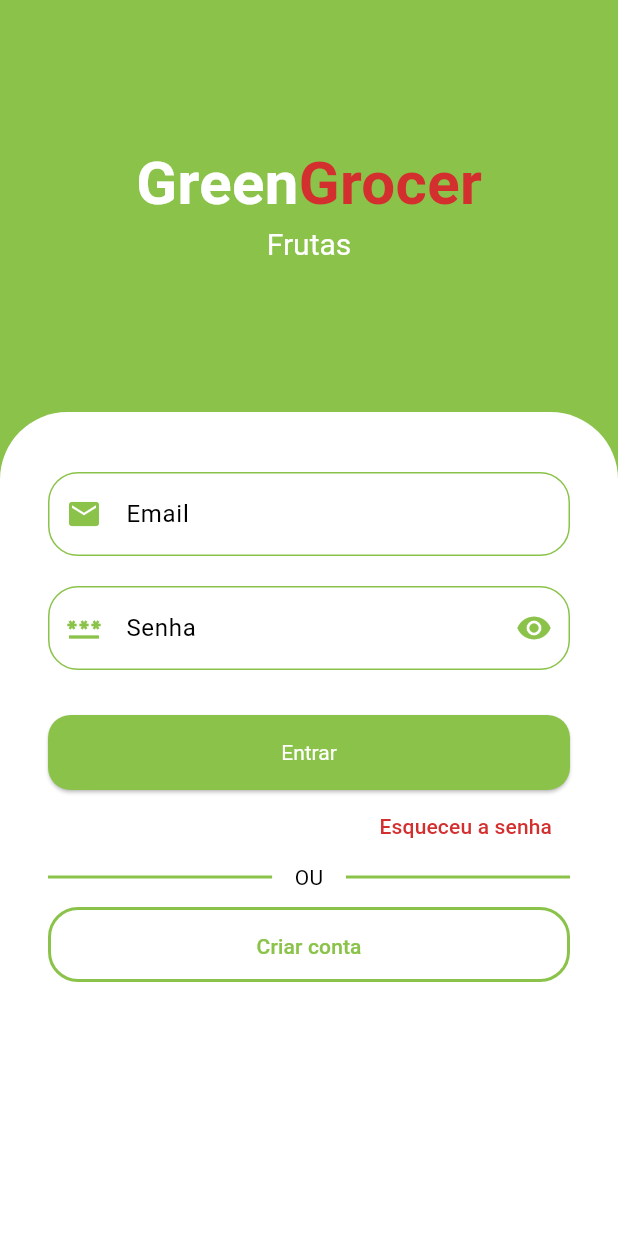
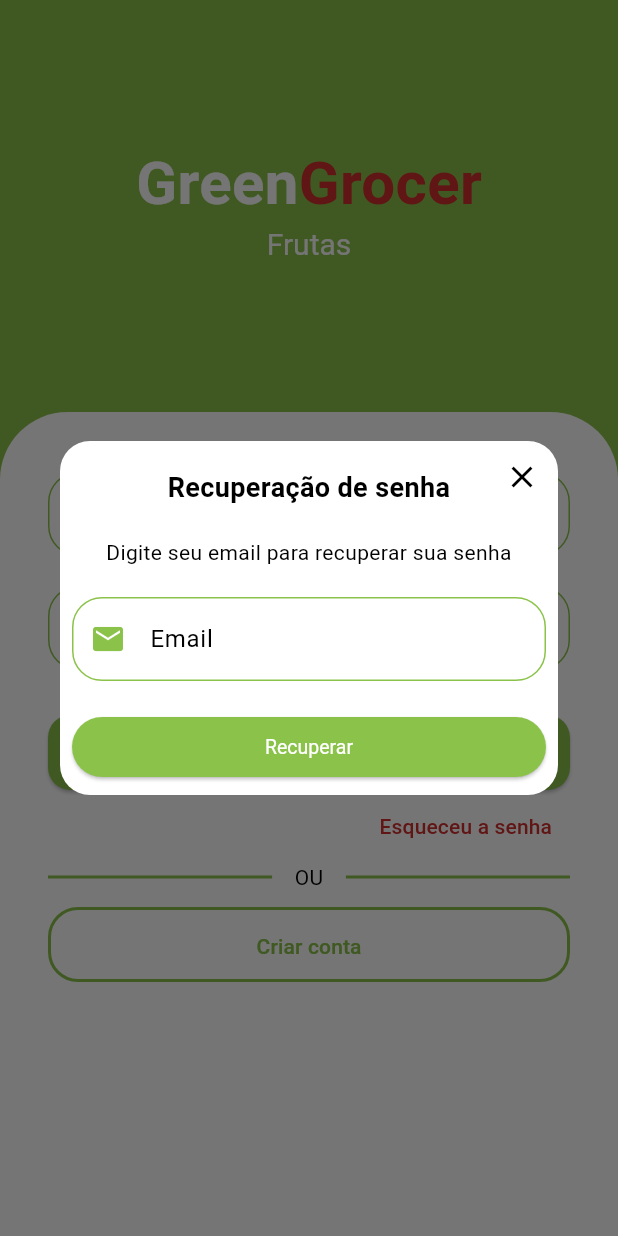
Before and after one commit to rasec23rj/greengrocer, a Flutter app: the screen it shows after launch, after a tap on "Esqueceu a senha", on a phone screen of 412 x 824 dp. Run offline on Flutter 3.47's test engine with Material 3 defaults, Android fonts, the phone set to English and light mode, and no system bars; drawn by our look-alikes of animated_text_kit; our stand-ins replace dio, flutter_secure_storage, fluttertoast, freezed_annotation, get, mask_text_input_formatter and 1 more; Roboto replaces fonts that are missing (Agne).

Commit message:
add esqueceu as senha

```diff
--- a/lib/src/components/custom_text_field.dart
+++ b/lib/src/components/custom_text_field.dart
@@ -10,6 +10,8 @@ class CustomTextField extends StatefulWidget {
   final TextEditingController? controller;
   final bool readOnly;
   String? Function(String?)? validator;
+  final GlobalKey<FormFieldState>? formFieldkey;
+
   CustomTextField({
     super.key,
     required this.label,
@@ -20,6 +22,7 @@ class CustomTextField extends StatefulWidget {
     this.controller,
     this.readOnly = false,
     this.validator,
+    this.formFieldkey,
   });
 
   @override
@@ -40,6 +43,7 @@ class _CustomTextFieldState extends State<CustomTextField> {
     return Column(
       children: [
         TextFormField(
+          key: widget.formFieldkey,
           readOnly: widget.readOnly,
           controller: widget.controller,
           decoration: InputDecoration(
--- a/lib/src/core/constants/endpoint.dart
+++ b/lib/src/core/constants/endpoint.dart
@@ -4,4 +4,5 @@ abstract class Endpoint {
   static const String signin = '$baseUrl/login';
   static const String signup = '$baseUrl/signup';
   static const String validateToken = '$baseUrl/validate-token';
+  static const String resetPassword = '$baseUrl/reset-password';
 }
--- a/lib/src/screens/auth/controller/auth_controller.dart
+++ b/lib/src/screens/auth/controller/auth_controller.dart
@@ -84,4 +84,8 @@ class AuthController extends GetxController {
       },
     );
   }
+
+  Future<void> resetPassword(String email) async {
+    await _authRepository.resetPassword(email);
+  }
 }
--- a/lib/src/screens/auth/repository/auth_repository.dart
+++ b/lib/src/screens/auth/repository/auth_repository.dart
@@ -47,4 +47,12 @@ class AuthRepository {
 
     return handleUserOrError(result);
   }
+
+  Future<void> resetPassword(String email) async {
+    await _httpManager.restRequest(
+      url: Endpoint.resetPassword,
+      method: HttpMethods.post,
+      body: {'email': email},
+    );
+  }
 }
--- /dev/null
+++ b/lib/src/screens/auth/view/forgot_password_dialog.dart
@@ -0,0 +1,95 @@
+import 'package:flutter/material.dart';
+import 'package:get/get.dart';
+import 'package:greengrocer/src/components/custom_text_field.dart';
+import 'package:greengrocer/src/screens/auth/controller/auth_controller.dart';
+import 'package:greengrocer/src/services/validators.dart';
+
+class ForgotPasswordDialog extends StatelessWidget {
+  final emailController = TextEditingController();
+
+  ForgotPasswordDialog({required String email, Key? key}) : super(key: key) {
+    emailController.text = email;
+  }
+  final formFieldkey = GlobalKey<FormFieldState>();
+  final authController = Get.find<AuthController>();
+  @override
+  Widget build(BuildContext context) {
+    return Dialog(
+      shape: RoundedRectangleBorder(borderRadius: BorderRadius.circular(20)),
+      child: Stack(
+        alignment: Alignment.center,
+        children: [
+          // Conteúdo
+          Padding(
+            padding: const EdgeInsets.all(8.0),
+            child: Column(
+              crossAxisAlignment: CrossAxisAlignment.stretch,
+              mainAxisSize: MainAxisSize.min,
+              children: [
+                // Titulo
+                const Padding(
+                  padding: EdgeInsets.symmetric(vertical: 10),
+                  child: Text(
+                    'Recuperação de senha',
+                    textAlign: TextAlign.center,
+                    style: TextStyle(fontWeight: FontWeight.bold, fontSize: 18),
+                  ),
+                ),
+
+                // Descrição
+                const Padding(
+                  padding: EdgeInsets.only(top: 10, bottom: 20),
+                  child: Text(
+                    'Digite seu email para recuperar sua senha',
+                    textAlign: TextAlign.center,
+                    style: TextStyle(),
+                  ),
+                ),
+
+                // Campo de email
+                CustomTextField(
+                  controller: emailController,
+                  icon: Icons.email,
+                  label: Text('Email'),
+                  validator: emailValidator,
+                  formFieldkey: formFieldkey,
+                ),
+
+                // Confirmar
+                ElevatedButton(
+                  style: ElevatedButton.styleFrom(
+                    shape: RoundedRectangleBorder(
+                      borderRadius: BorderRadius.circular(20),
+                    ),
+                  ),
+                  onPressed: () {
+                    if (formFieldkey.currentState!.validate()) {
+                      authController.resetPassword(emailController.text);
+                      Get.back(result: true);
+                    }
+                  },
+                  child: const Text(
+                    'Recuperar',
+                    style: TextStyle(fontSize: 13, color: Colors.white),
+                  ),
+                ),
+              ],
+            ),
+          ),
+
+          // Botão para fechar
+          Positioned(
+            top: 0,
+            right: 0,
+            child: IconButton(
+              onPressed: () {
+                Navigator.of(context).pop();
+              },
+              icon: const Icon(Icons.close),
+            ),
+          ),
+        ],
+      ),
+    );
+  }
+}
--- a/lib/src/screens/auth/view/sign_in_screens.dart
+++ b/lib/src/screens/auth/view/sign_in_screens.dart
@@ -3,10 +3,10 @@ import 'package:flutter/material.dart';
 import 'package:get/get.dart';
 import 'package:greengrocer/src/core/config/app_pages.dart';
 import 'package:greengrocer/src/screens/auth/controller/auth_controller.dart';
-import 'package:greengrocer/src/screens/auth/view/sign_up_screens.dart';
-import 'package:greengrocer/src/screens/base/base_screen.dart';
+import 'package:greengrocer/src/screens/auth/view/forgot_password_dialog.dart';
 import 'package:greengrocer/src/components/custom_text_field.dart';
 import 'package:greengrocer/src/core/theme/colors_theme.dart';
+import 'package:greengrocer/src/services/util_services.dart';
 import 'package:greengrocer/src/services/validators.dart';
 
 class SignInScreens extends StatelessWidget {
@@ -17,6 +17,7 @@ class SignInScreens extends StatelessWidget {
     final formKey = GlobalKey<FormState>();
     final emailController = TextEditingController();
     final passwordController = TextEditingController();
+    final utilServices = UtilServices();
 
     return Scaffold(
       backgroundColor: ColorsTheme.customSwatchColor,
@@ -157,7 +158,21 @@ class SignInScreens extends StatelessWidget {
                         Align(
                           alignment: Alignment.centerRight,
                           child: TextButton(
-                            onPressed: () {},
+                            onPressed: () async {
+                              final bool? result = await showDialog(
+                                context: context,
+                                builder: (_) {
+                                  return ForgotPasswordDialog(
+                                    email: emailController.text,
+                                  );
+                                },
+                              );
+                              if (result ?? false) {
+                                utilServices.showToast(
+                                  message: 'Email enviado',
+                                );
+                              }
+                            },
                             child: Text(
                               'Esqueceu a senha',
                               style: TextStyle(
```
